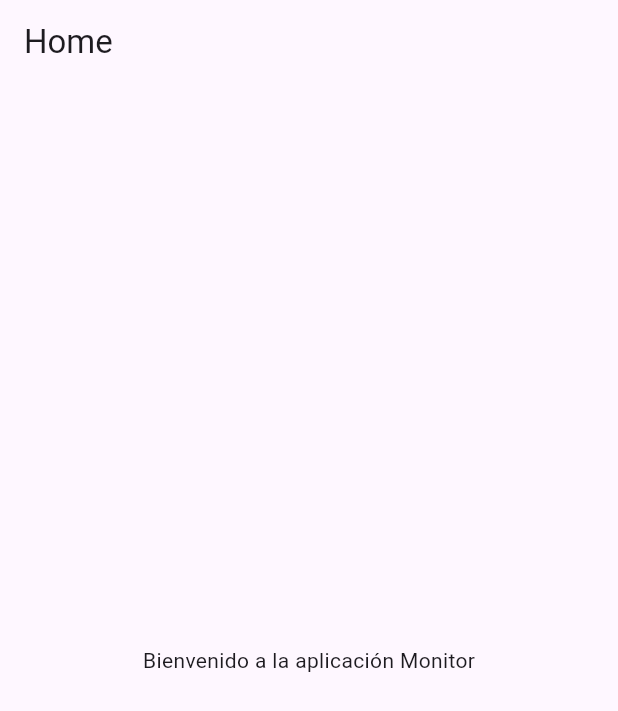
After one commit to gianca04/app-monitor, a Flutter app: the HomeScreen screen opened by its route, on a phone screen of 412 x 824 dp. The commit adds this screen. Shown: the top 711 px of the screen. Run offline on Flutter 3.47's test engine with Material 3 defaults, Android fonts, the phone set to English and light mode, and no system bars; our stand-ins replace dio, flutter_riverpod, go_router.

Commit message:
Redirección completada.

```diff
--- /dev/null
+++ b/lib/core/constants/api_constants.dart
@@ -0,0 +1,4 @@
+class ApiConstants {
+  static const String baseUrl = 'http://192.168.10.27:8000';
+  static const String loginEndpoint = '/api/login';
+}
--- a/lib/core/router/app_router.dart
+++ b/lib/core/router/app_router.dart
@@ -1,5 +1,6 @@
 import 'package:go_router/go_router.dart';
 import '../../features/auth/presentation/screens/login_screen.dart';
+import '../../features/home/presentation/screens/home_screen.dart';
 
 final appRouter = GoRouter(
   routes: [
@@ -7,5 +8,9 @@ final appRouter = GoRouter(
       path: '/',
       builder: (context, state) => const LoginScreen(),
     ),
+    GoRoute(
+      path: '/home',
+      builder: (context, state) => const HomeScreen(),
+    ),
   ],
 );
--- /dev/null
+++ b/lib/features/home/presentation/screens/home_screen.dart
@@ -0,0 +1,15 @@
+import 'package:flutter/material.dart';
+
+class HomeScreen extends StatelessWidget {
+  const HomeScreen({super.key});
+
+  @override
+  Widget build(BuildContext context) {
+    return Scaffold(
+      appBar: AppBar(title: const Text('Home')),
+      body: const Center(
+        child: Text('Bienvenido a la aplicación Monitor'),
+      ),
+    );
+  }
+}
```
Also changed, not shown: lib/features/auth/data/datasources/auth_datasource.dart (+22 -2 lines), lib/features/auth/domain/exceptions/auth_exceptions.dart (added, +24 -0 lines), lib/features/auth/presentation/providers/auth_provider.dart (+14 -1 lines), lib/features/auth/presentation/screens/login_screen.dart (+11 -8 lines).
